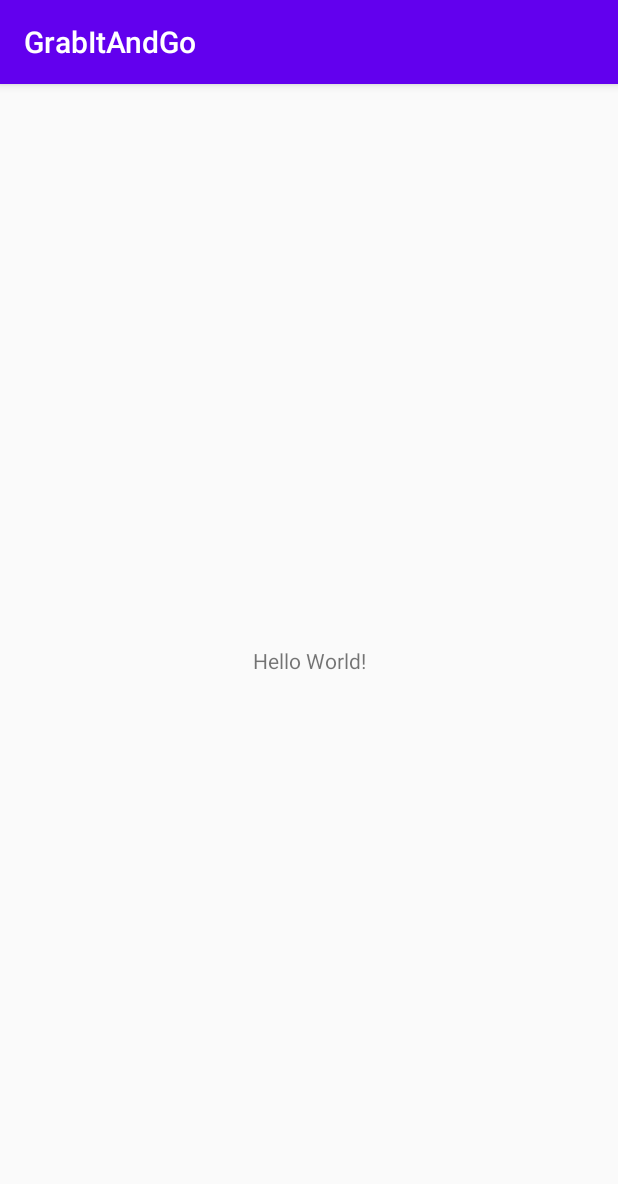
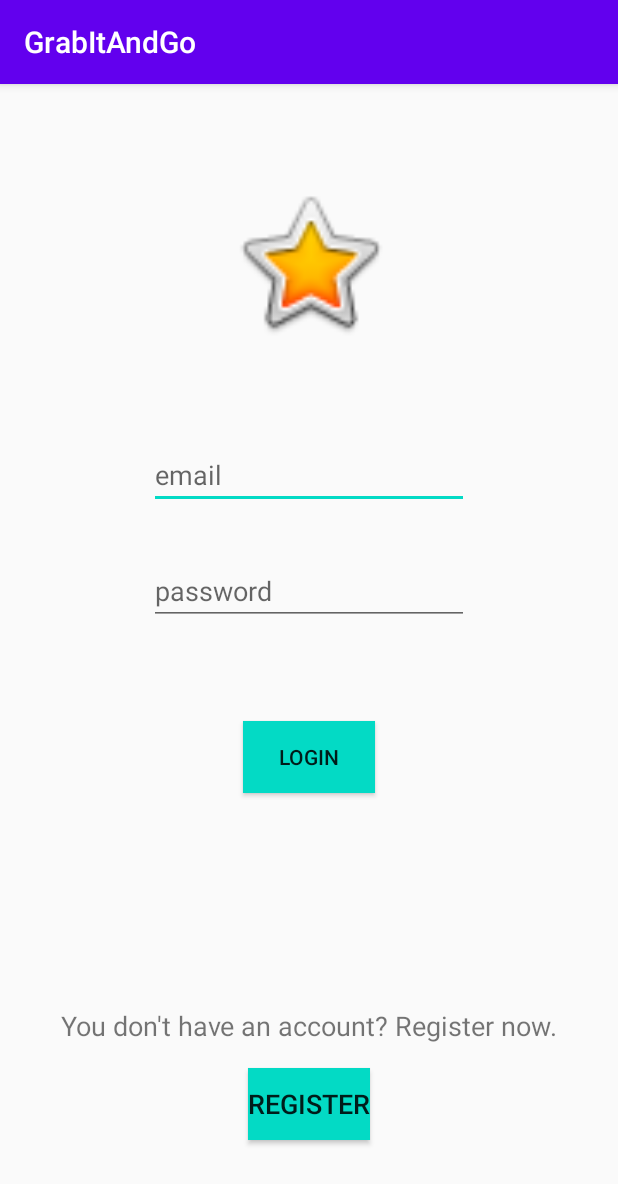
Before and after one commit to katalina1212/grabItAndGo, an Android app: the screen it shows after launch (MainActivity before the commit, LoginActivity after it), on a phone screen of 412 x 824 dp. Shown: the top 1184 px of the screen. Run offline under Robolectric (Android 15) with nearby library versions, the phone set to English and light mode, and no system bars.

Commit message:
Login screen

```diff
--- a/app/build.gradle
+++ b/app/build.gradle
@@ -31,6 +31,7 @@ dependencies {
 
     implementation 'com.android.support:appcompat-v7:28.0.0'
     implementation 'com.android.support.constraint:constraint-layout:2.0.1'
+    implementation 'androidx.constraintlayout:constraintlayout:1.1.3'
     testImplementation 'junit:junit:4.+'
     androidTestImplementation 'com.android.support.test:runner:1.0.2'
     androidTestImplementation 'com.android.support.test.espresso:espresso-core:3.0.2'
--- a/app/src/main/AndroidManifest.xml
+++ b/app/src/main/AndroidManifest.xml
@@ -9,13 +9,16 @@
         android:roundIcon="@mipmap/ic_launcher_round"
         android:supportsRtl="true"
         android:theme="@style/Theme.GrabItAndGo">
-        <activity android:name=".MainActivity">
+        <activity android:name=".LoginActivity">
             <intent-filter>
                 <action android:name="android.intent.action.MAIN" />
 
                 <category android:name="android.intent.category.LAUNCHER" />
             </intent-filter>
         </activity>
+        <activity android:name=".MainActivity">
+
+        </activity>
     </application>
 
 </manifest>
--- /dev/null
+++ b/app/src/main/java/com/example/grabitandgo/LoginActivity.java
@@ -0,0 +1,26 @@
+package com.example.grabitandgo;
+
+import android.os.Bundle;
+import android.widget.Button;
+import android.widget.EditText;
+
+import androidx.appcompat.app.AppCompatActivity;
+
+public class LoginActivity extends AppCompatActivity {
+
+    private Button registerBtn;
+    private Button loginBtn;
+    private EditText emailText;
+    private EditText passwordText;
+
+    @Override
+    protected void onCreate(Bundle savedInstanceState) {
+        super.onCreate(savedInstanceState);
+        setContentView(R.layout.activity_login);
+
+        registerBtn =findViewById(R.id.register_btn);
+        loginBtn =findViewById(R.id.login_btn);
+        emailText =findViewById(R.id.email_text);
+        passwordText =findViewById(R.id.password_text);
+    }
+}
--- a/app/src/main/java/com/example/grabitandgo/MainActivity.java
+++ b/app/src/main/java/com/example/grabitandgo/MainActivity.java
@@ -1,7 +1,8 @@
 package com.example.grabitandgo;
 
-import android.support.v7.app.AppCompatActivity;
 import android.os.Bundle;
+
+import androidx.appcompat.app.AppCompatActivity;
 
 public class MainActivity extends AppCompatActivity {
 
--- /dev/null
+++ b/app/src/main/res/layout/activity_login.xml
@@ -0,0 +1,77 @@
+<?xml version="1.0" encoding="utf-8"?>
+<androidx.constraintlayout.widget.ConstraintLayout xmlns:android="http://schemas.android.com/apk/res/android"
+    xmlns:app="http://schemas.android.com/apk/res-auto"
+    xmlns:tools="http://schemas.android.com/tools"
+    android:layout_width="match_parent"
+    android:layout_height="match_parent"
+    tools:context=".LoginActivity">
+
+    <Button
+        android:id="@+id/register_btn"
+        style="@style/Widget.AppCompat.Button.Small"
+        android:layout_width="wrap_content"
+        android:layout_height="wrap_content"
+        android:layout_marginBottom="64dp"
+        android:background="?attr/colorAccent"
+        android:text="Register"
+        android:textSize="18sp"
+        app:layout_constraintBottom_toBottomOf="parent"
+        app:layout_constraintEnd_toEndOf="parent"
+        app:layout_constraintStart_toStartOf="parent" />
+
+    <ImageView
+        android:id="@+id/imageView2"
+        android:layout_width="110dp"
+        android:layout_height="110dp"
+        android:layout_marginTop="64dp"
+        app:layout_constraintEnd_toEndOf="parent"
+        app:layout_constraintStart_toStartOf="parent"
+        app:layout_constraintTop_toTopOf="parent"
+        app:srcCompat="@android:drawable/btn_star_big_on" />
+
+    <EditText
+        android:id="@+id/email_text"
+        android:layout_width="wrap_content"
+        android:layout_height="wrap_content"
+        android:layout_marginTop="64dp"
+        android:ems="10"
+        android:hint="email"
+        android:inputType="textEmailAddress"
+        app:layout_constraintEnd_toEndOf="parent"
+        app:layout_constraintStart_toStartOf="parent"
+        app:layout_constraintTop_toBottomOf="@+id/imageView2" />
+
+    <EditText
+        android:id="@+id/password_text"
+        android:layout_width="wrap_content"
+        android:layout_height="wrap_content"
+        android:layout_marginTop="32dp"
+        android:ems="10"
+        android:hint="password"
+        android:inputType="textPassword"
+        app:layout_constraintEnd_toEndOf="parent"
+        app:layout_constraintStart_toStartOf="parent"
+        app:layout_constraintTop_toBottomOf="@+id/email_text" />
+
+    <Button
+        android:id="@+id/login_btn"
+        android:layout_width="wrap_content"
+        android:layout_height="wrap_content"
+        android:layout_marginTop="64dp"
+        android:background="?attr/colorAccent"
+        android:text="Login"
+        app:layout_constraintEnd_toEndOf="parent"
+        app:layout_constraintStart_toStartOf="parent"
+        app:layout_constraintTop_toBottomOf="@+id/password_text" />
+
+    <TextView
+        android:id="@+id/textView4"
+        android:layout_width="wrap_content"
+        android:layout_height="wrap_content"
+        android:layout_marginBottom="16dp"
+        android:text="You don't have an account? Register now."
+        android:textSize="18sp"
+        app:layout_constraintBottom_toTopOf="@+id/register_btn"
+        app:layout_constraintEnd_toEndOf="parent"
+        app:layout_constraintStart_toStartOf="parent" />
+</androidx.constraintlayout.widget.ConstraintLayout>
--- a/gradle.properties
+++ b/gradle.properties
@@ -11,3 +11,5 @@ org.gradle.jvmargs=-Xmx2048m -Dfile.encoding=UTF-8
 # This option should only be used with decoupled projects. More details, visit
 # http://www.gradle.org/docs/current/userguide/multi_project_builds.html#sec:decoupled_projects
 # org.gradle.parallel=true
+android.useAndroidX=true
+android.enableJetifier=true
```
